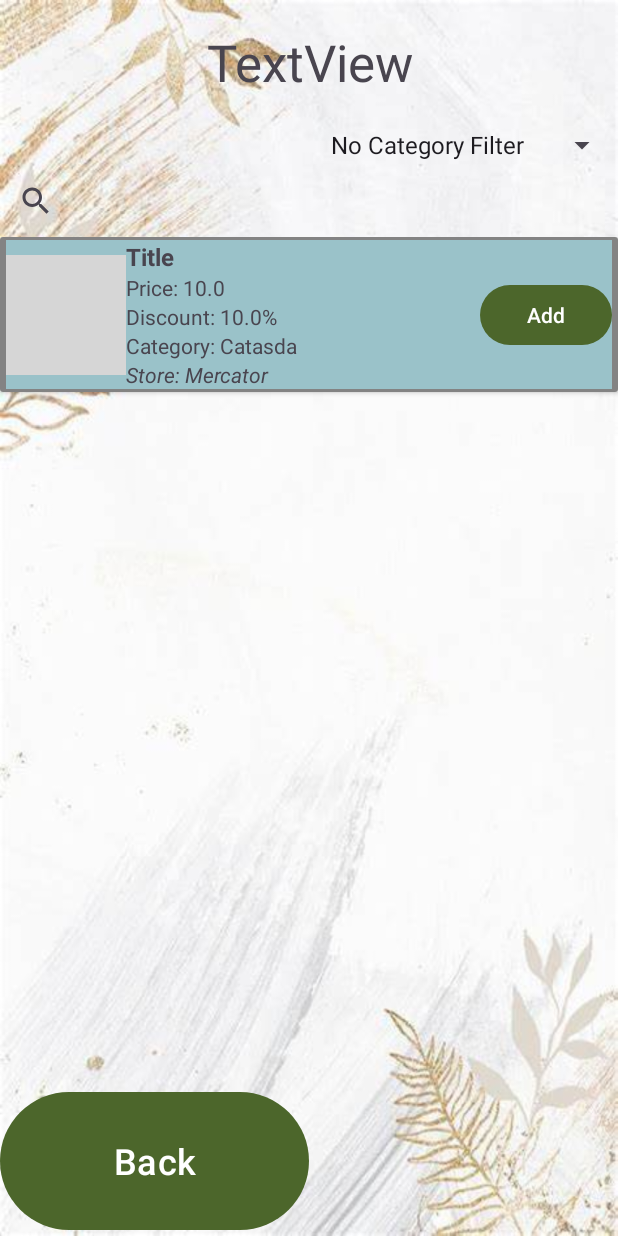
After one commit to nejc-k/GrocerEase, an Android app: the StoreItemsActivity screen opened directly, with no data from a screen before it, on a phone screen of 412 x 824 dp. The commit adds this screen. Run offline under Robolectric (Android 15) with nearby library versions, the light colour scheme and no system bars; libraries missing offline, so code that uses them is left out: org.osmdroid.util; pictures from the network do not load; 6 statements that could not run were skipped; grey boxes are pictures that could not be loaded.

Commit message:
Adding frontend request to backend with filters and some new map logic to add items from stores

```diff
--- a/app/build.gradle.kts
+++ b/app/build.gradle.kts
@@ -60,4 +60,6 @@ dependencies {
     implementation("com.google.crypto.tink:tink-android:1.7.0")
     androidTestImplementation("androidx.test.ext:junit:1.2.1")
     androidTestImplementation("androidx.test.espresso:espresso-core:3.6.1")
+    implementation("com.squareup.retrofit2:retrofit:2.9.0")
+    implementation("com.squareup.retrofit2:converter-gson:2.9.0")
 }
--- a/app/src/main/AndroidManifest.xml
+++ b/app/src/main/AndroidManifest.xml
@@ -50,6 +50,7 @@
         <activity
             android:name=".MainActivity"
             android:exported="true"/>
+        <activity android:name=".StoreItemsActivity" />
 
         <activity android:name=".LoginActivity" />
         <activity android:name=".RegisterActivity" />
--- a/app/src/main/java/com/prvavaja/grocerease/AddEditItemActivity.kt
+++ b/app/src/main/java/com/prvavaja/grocerease/AddEditItemActivity.kt
@@ -55,7 +55,7 @@ class AddEditItemActivity : AppCompatActivity() {
         setContentView(R.layout.activity_add_edit_item)
 
         app = application as MyApplication
-        myAdapter = MyAdapterLists(app)
+        myAdapter = MyAdapterLists(app,"null", "null")
         serialization = Serialization(this)
         val itemTitleTV = findViewById<TextView>(R.id.itemTitleTV)
         val itemNameET = findViewById<TextView>(R.id.itemNameET)
--- /dev/null
+++ b/app/src/main/java/com/prvavaja/grocerease/ApiService.kt
@@ -0,0 +1,17 @@
+package com.prvavaja.grocerease
+
+import okhttp3.RequestBody
+import retrofit2.Call
+import retrofit2.http.Body
+import retrofit2.http.GET
+import retrofit2.http.POST
+
+interface ApiService {
+    @GET("/api/item")  // Replace with your actual endpoint
+    fun getItems(): Call<List<BackendItem>>  // Return a BackendResponse object
+
+    @POST("/api/articles/query") // Replace with your actual endpoint
+    fun postItem(
+        @Body requestBody: RequestBody
+    ): Call<List<BackendItem>>
+}
--- /dev/null
+++ b/app/src/main/java/com/prvavaja/grocerease/BackendResponse.kt
@@ -0,0 +1,27 @@
+package com.prvavaja.grocerease
+
+import kotlinx.serialization.Serializable
+import kotlinx.serialization.SerialName
+
+data class BackendItem(
+    val _id: Id,
+    val title: String,
+    val price: Double,
+    val imageURL: String,
+    val discount: Double,
+    val category: String,
+    val store: String,
+    val added: DateInfo,
+    val updated: DateInfo,
+    val __v: Int
+)
+
+@Serializable
+data class Id(
+    @SerialName("\$oid") val oid: String
+)
+
+@Serializable
+data class DateInfo(
+    @SerialName("\$date") val date: String
+)
--- a/app/src/main/java/com/prvavaja/grocerease/MapActivity.kt
+++ b/app/src/main/java/com/prvavaja/grocerease/MapActivity.kt
@@ -141,7 +141,7 @@ class MapActivity : AppCompatActivity() {
 
     fun filterOnClick(view: View){
         if (selectedStore!="") {
-            val intent = Intent(this, SingleListActivity::class.java)
+            val intent = Intent(this, ListsActivity::class.java)
             intent.putExtra("STORE_NAME", binding.selectedStoreTV.text.toString())
             intent.putExtra("STORE", selectedStore)
             startActivity(intent)
--- /dev/null
+++ b/app/src/main/java/com/prvavaja/grocerease/StoreItemsActivity.kt
@@ -0,0 +1,161 @@
+package com.prvavaja.grocerease
+
+import android.content.Intent
+import android.os.Bundle
+import android.util.Log
+import android.view.View
+import android.view.inputmethod.InputMethodManager
+import android.widget.AdapterView
+import android.widget.ArrayAdapter
+import android.widget.Spinner
+import androidx.appcompat.widget.SearchView
+import android.widget.TextView
+import android.widget.Toast
+import androidx.appcompat.app.AppCompatActivity
+import androidx.recyclerview.widget.LinearLayoutManager
+import androidx.recyclerview.widget.RecyclerView
+import okhttp3.MediaType.Companion.toMediaType
+import okhttp3.RequestBody.Companion.toRequestBody
+import org.json.JSONObject
+import org.osmdroid.util.GeoPoint
+import retrofit2.Call
+import retrofit2.Callback
+import retrofit2.Response
+import retrofit2.Retrofit
+import retrofit2.converter.gson.GsonConverterFactory
+
+class StoreItemsActivity : AppCompatActivity() {
+    lateinit var app: MyApplication
+    private lateinit var apiService: ApiService
+    private lateinit var storeName: String
+    private lateinit var shortStoreName: String
+    private var currentSearch = ""
+    private var categoryFilter = "No Category Filter"
+    private lateinit var adapter: StoreItemsAdapter
+    private val itemList = mutableListOf<BackendItem>()
+    private val itemExample = BackendItem(_id = Id("12345"),"Title",
+        10.0,"SomeURL",10.0,"Catasda","Mercator",
+        DateInfo("10.12.2024"), DateInfo("20.10.2025"), __v = 10
+        )
+
+    override fun onCreate(savedInstanceState: Bundle?) {
+        storeName = intent.getStringExtra("STORE_NAME").toString()
+        shortStoreName = intent.getStringExtra("STORE").toString()
+        itemList.add(itemExample)
+        super.onCreate(savedInstanceState)
+        setContentView(R.layout.activity_store_items)
+        val singleListTitleTV: TextView = this.findViewById(R.id.storeListTitleTV)
+        val listToAddTo: TextView = this.findViewById(R.id.listToAddToTV)
+        val searchView: SearchView = this.findViewById(R.id.itemsSearchView)
+        singleListTitleTV.text = storeName
+        app = application as MyApplication
+        listToAddTo.text = "Current List: " + app.currentList.listName
+        // Initialize RecyclerView
+        val recyclerView: RecyclerView = findViewById(R.id.itemsStoreRecyclerView)
+        recyclerView.setHasFixedSize(true)
+        recyclerView.layoutManager = LinearLayoutManager(this)
+        adapter = StoreItemsAdapter(itemList, ::handleAddItem)
+        recyclerView.adapter = adapter
+
+        searchView.setOnQueryTextListener(object : SearchView.OnQueryTextListener {
+            override fun onQueryTextSubmit(query: String?): Boolean {
+                currentSearch = query.toString()
+                postRequest()
+                val inputMethodManager = getSystemService(INPUT_METHOD_SERVICE) as InputMethodManager
+                currentFocus?.let {
+                    inputMethodManager.hideSoftInputFromWindow(it.windowToken, 0)
+                }
+                return true
+            }
+
+            override fun onQueryTextChange(newText: String?): Boolean {
+                return true
+            }
+        })
+
+        val categorySpinner = findViewById<Spinner>(R.id.categorySpinner)
+
+// Set up an adapter for the Spinner (if not using static entries in XML)
+        val adapter = ArrayAdapter.createFromResource(
+            this,
+            R.array.categories,
+            android.R.layout.simple_spinner_item
+        )
+        adapter.setDropDownViewResource(android.R.layout.simple_spinner_dropdown_item)
+        categorySpinner.adapter = adapter
+
+        categorySpinner.onItemSelectedListener = object : AdapterView.OnItemSelectedListener {
+            override fun onItemSelected(parent: AdapterView<*>, view: View?, position: Int, id: Long) {
+                val selectedCategory = parent.getItemAtPosition(position).toString()
+                categoryFilter = selectedCategory
+                postRequest()
+            }
+            override fun onNothingSelected(parent: AdapterView<*>) {}
+        }
+
+        postRequest()
+    }
+
+    private fun postRequest(){
+        val retrofit = Retrofit.Builder()
+            .baseUrl("http://10.0.2.2:5000")
+            .addConverterFactory(GsonConverterFactory.create())  // Use Gson for parsing
+            .build()
+        apiService = retrofit.create(ApiService::class.java)
+
+
+        //now just add all the restrictions here and this is it
+        val json = JSONObject()
+        json.put("store",shortStoreName)
+
+        if(categoryFilter != "No Category Filter"){
+            json.put("category",categoryFilter)
+        }
+
+        if(currentSearch != ""){
+            json.put("title",currentSearch)
+        }
+
+        val requestBody = json.toString().toRequestBody("application/json; charset=utf-8".toMediaType())
+
+        // Fetch items
+        apiService.postItem(requestBody).enqueue(object : Callback<List<BackendItem>> {
+            override fun onResponse(call: Call<List<BackendItem>>, response: Response<List<BackendItem>>) {
+                if (response.isSuccessful) {
+                    itemList.clear()
+                    itemList.addAll(response.body() ?: emptyList())
+                    adapter.updateList(itemList)
+                }
+                else {
+                    Log.e("StoreItemsActivity", "API call failed: ${response.errorBody()?.string()}")
+                }
+            }
+
+            override fun onFailure(call: Call<List<BackendItem>>, t: Throwable) {
+                Log.e("StoreItemsActivity", "Error fetching items from API", t)
+            }
+        })
+    }
+
+    private fun filterItems(query: String?) {
+        val filteredList = itemList.filter {
+            it.title.contains(query ?: "", ignoreCase = true)
+        }
+        adapter.updateList(filteredList)
+    }
+
+    private fun handleAddItem(item: BackendItem) {
+        app.currentList.addItem(Item(item.title, item.store, "1"))
+        Toast.makeText(this, "Item added successfully", Toast.LENGTH_SHORT).show()
+    }
+
+    fun StorebackOnClick(view: View) {
+        val intent = Intent(this, ListsActivity::class.java)
+        intent.putExtra("STORE_NAME", storeName)
+        intent.putExtra("STORE", shortStoreName)
+        startActivity(intent)
+        finish()
+    }
+
+
+}
--- /dev/null
+++ b/app/src/main/java/com/prvavaja/grocerease/StoreItemsAdapter.kt
@@ -0,0 +1,57 @@
+package com.prvavaja.grocerease
+
+import android.view.LayoutInflater
+import android.view.View
+import android.view.ViewGroup
+import android.widget.Button
+import android.widget.ImageView
+import android.widget.TextView
+import androidx.recyclerview.widget.RecyclerView
+import com.bumptech.glide.Glide
+
+class StoreItemsAdapter(private var items: MutableList<BackendItem>,
+                        private val onAddButtonClick: (BackendItem) -> Unit)
+    : RecyclerView.Adapter<StoreItemsAdapter.ViewHolder>() {
+
+    class ViewHolder(itemView: View) : RecyclerView.ViewHolder(itemView) {
+        val imageView: ImageView = itemView.findViewById(R.id.itemStoreImageView)
+        val titleTextView: TextView = itemView.findViewById(R.id.itemStoreTitleTextView)
+        val priceTextView: TextView = itemView.findViewById(R.id.itemStorePriceTextView)
+        val discountTextView: TextView = itemView.findViewById(R.id.itemStoreDiscountTextView)
+        val categoryTextView: TextView = itemView.findViewById(R.id.itemStoreCategoryTextView)
+        val storeTextView: TextView = itemView.findViewById(R.id.itemStoreTextView)
+        val addItemButton: Button = itemView.findViewById(R.id.addStoreItemButton)
+    }
+
+    override fun onCreateViewHolder(parent: ViewGroup, viewType: Int): ViewHolder {
+        val view = LayoutInflater.from(parent.context)
+            .inflate(R.layout.store_item, parent, false)
+        return ViewHolder(view)
+    }
+
+    override fun onBindViewHolder(holder: ViewHolder, position: Int) {
+        val item = items[position]
+
+        // Populate the views with item data
+        holder.titleTextView.text = item.title
+        holder.priceTextView.text = "Price: ${item.price}"
+        holder.discountTextView.text = "Discount: ${item.discount}%"
+        holder.categoryTextView.text = "Category: ${item.category}"
+        holder.storeTextView.text = "Store: ${item.store}"
+
+        // Load the image using Glide
+        Glide.with(holder.itemView.context)
+            .load(item.imageURL)
+            .into(holder.imageView)
+        holder.addItemButton.setOnClickListener {
+            onAddButtonClick(item)
+        }
+    }
+
+    override fun getItemCount(): Int = items.size
+
+    fun updateList(newList: List<BackendItem>) {
+        items = newList.toMutableList()
+        notifyDataSetChanged()
+    }
+}
--- /dev/null
+++ b/app/src/main/res/layout/activity_store_items.xml
@@ -0,0 +1,99 @@
+<?xml version="1.0" encoding="utf-8"?>
+<androidx.constraintlayout.widget.ConstraintLayout xmlns:android="http://schemas.android.com/apk/res/android"
+    xmlns:app="http://schemas.android.com/apk/res-auto"
+    xmlns:tools="http://schemas.android.com/tools"
+    android:id="@+id/main"
+    android:layout_width="match_parent"
+    android:layout_height="match_parent"
+    android:background="?android:windowBackground"
+    tools:context=".StoreItemsActivity">
+
+    <!-- Title at the top -->
+    <TextView
+        android:id="@+id/storeListTitleTV"
+        android:layout_width="0dp"
+        android:layout_height="wrap_content"
+        android:text="TextView"
+        android:textAlignment="center"
+        android:textSize="34sp"
+        app:layout_constraintTop_toTopOf="parent"
+        app:layout_constraintStart_toStartOf="parent"
+        app:layout_constraintEnd_toEndOf="parent"
+        app:layout_constraintBottom_toTopOf="@+id/guidelineTopDivider" />
+
+    <!-- Guideline to divide title from other views -->
+    <androidx.constraintlayout.widget.Guideline
+        android:id="@+id/guidelineTopDivider"
+        android:layout_width="wrap_content"
+        android:layout_height="wrap_content"
+        android:orientation="horizontal"
+        app:layout_constraintGuide_percent="0.1" />
+
+    <!-- List to Add To on the left -->
+    <TextView
+        android:id="@+id/listToAddToTV"
+        android:layout_width="0dp"
+        android:layout_height="wrap_content"
+        android:textAlignment="center"
+        android:textSize="20sp"
+        app:layout_constraintTop_toBottomOf="@+id/guidelineTopDivider"
+        app:layout_constraintBottom_toTopOf="@+id/itemsSearchView"
+        app:layout_constraintStart_toStartOf="parent"
+        app:layout_constraintEnd_toStartOf="@+id/categorySpinner" />
+
+    <!-- Category Spinner on the right -->
+    <Spinner
+        android:id="@+id/categorySpinner"
+        android:layout_width="0dp"
+        android:layout_height="wrap_content"
+        android:entries="@array/category_array"
+        android:textAlignment="center"
+        app:layout_constraintTop_toBottomOf="@+id/guidelineTopDivider"
+        app:layout_constraintBottom_toTopOf="@+id/itemsSearchView"
+        app:layout_constraintStart_toEndOf="@+id/listToAddToTV"
+        app:layout_constraintEnd_toEndOf="parent" />
+
+    <!-- SearchView below the List/Spinner -->
+    <androidx.appcompat.widget.SearchView
+        android:id="@+id/itemsSearchView"
+        android:layout_width="0dp"
+        android:layout_height="wrap_content"
+        android:queryHint="Search items..."
+        app:layout_constraintTop_toBottomOf="@+id/listToAddToTV"
+        app:layout_constraintEnd_toEndOf="parent"
+        app:layout_constraintStart_toStartOf="parent"
+        app:layout_constraintBottom_toTopOf="@+id/itemsStoreRecyclerView" />
+
+    <!-- RecyclerView below SearchView -->
+    <androidx.recyclerview.widget.RecyclerView
+        android:id="@+id/itemsStoreRecyclerView"
+        android:layout_width="0dp"
+        android:layout_height="0dp"
+        app:layout_constraintTop_toBottomOf="@+id/itemsSearchView"
+        app:layout_constraintBottom_toTopOf="@+id/btnAdd"
+        app:layout_constraintEnd_toEndOf="parent"
+        app:layout_constraintStart_toStartOf="parent" />
+
+    <!-- Button at the bottom -->
+    <Button
+        android:id="@+id/btnAdd"
+        android:layout_width="0dp"
+        android:layout_height="100dp"
+        android:gravity="center"
+        android:onClick="StorebackOnClick"
+        android:text="Back"
+        android:textSize="24sp"
+        app:layout_constraintBottom_toBottomOf="parent"
+        app:layout_constraintHorizontal_bias="0.5"
+        app:layout_constraintWidth_percent="0.5"
+        app:layout_constraintStart_toStartOf="parent"
+        app:layout_constraintVertical_bias="0.0" />
+
+    <!-- Guideline for Button alignment -->
+    <androidx.constraintlayout.widget.Guideline
+        android:layout_width="wrap_content"
+        android:layout_height="wrap_content"
+        android:orientation="vertical"
+        app:layout_constraintGuide_percent="0.5" />
+
+</androidx.constraintlayout.widget.ConstraintLayout>
--- /dev/null
+++ b/app/src/main/res/layout/store_item.xml
@@ -0,0 +1,113 @@
+<?xml version="1.0" encoding="utf-8"?>
+    <androidx.cardview.widget.CardView xmlns:android="http://schemas.android.com/apk/res/android"
+        xmlns:app="http://schemas.android.com/apk/res-auto"
+        xmlns:tools="http://schemas.android.com/tools"
+        android:layout_width="match_parent"
+        android:layout_height="wrap_content">
+
+        <FrameLayout
+            android:layout_width="match_parent"
+            android:layout_height="match_parent"
+            android:background="#838383">
+
+        </FrameLayout>
+
+        <androidx.constraintlayout.widget.ConstraintLayout
+            android:layout_width="match_parent"
+            android:layout_height="match_parent"
+            android:layout_marginLeft="4dp"
+            android:layout_marginTop="2dp"
+            android:layout_marginRight="4dp"
+            android:layout_marginBottom="2dp"
+            android:background="#ADA6E0EB">
+
+            <ImageView
+                android:id="@+id/itemStoreImageView"
+                android:layout_width="80dp"
+                android:layout_height="80dp"
+                android:scaleType="centerCrop"
+                app:layout_constraintEnd_toStartOf="@+id/itemStoreTitleTextView"
+                app:layout_constraintTop_toTopOf="parent"
+                app:layout_constraintBottom_toBottomOf="parent" />
+
+            <androidx.constraintlayout.widget.Guideline
+                android:id="@+id/guideline16"
+                android:layout_width="wrap_content"
+                android:layout_height="wrap_content"
+                android:orientation="horizontal"
+                app:layout_constraintGuide_percent="0.50" />
+
+
+            <androidx.constraintlayout.widget.Guideline
+                android:id="@+id/guideline12"
+                android:layout_width="0dp"
+                android:layout_height="wrap_content"
+                android:orientation="vertical"
+                app:layout_constraintGuide_percent="0.18248175" />
+
+
+            <TextView
+                android:id="@+id/itemStoreTitleTextView"
+                android:layout_width="wrap_content"
+                android:layout_height="wrap_content"
+                android:text="Item Title"
+                android:textSize="16sp"
+                android:textStyle="bold"
+                app:layout_constraintStart_toEndOf="@+id/itemStoreImageView"
+                app:layout_constraintTop_toTopOf="parent" />
+
+            <TextView
+                android:id="@+id/itemStorePriceTextView"
+                android:layout_width="0dp"
+                android:layout_height="wrap_content"
+                android:text="Price: $0.00"
+                android:textSize="14sp"
+                app:layout_constraintStart_toStartOf="@+id/itemStoreTitleTextView"
+                app:layout_constraintTop_toBottomOf="@+id/itemStoreTitleTextView" />
+
+            <TextView
+                android:id="@+id/itemStoreDiscountTextView"
+                android:layout_width="0dp"
+                android:layout_height="wrap_content"
+                android:text="Discount: 0%"
+                android:textSize="14sp"
+                app:layout_constraintStart_toStartOf="@+id/itemStoreTitleTextView"
+                app:layout_constraintTop_toBottomOf="@+id/itemStorePriceTextView" />
+
+            <TextView
+                android:id="@+id/itemStoreCategoryTextView"
+                android:layout_width="0dp"
+                android:layout_height="wrap_content"
+                android:text="Category: Unknown"
+                android:textSize="14sp"
+                app:layout_constraintStart_toStartOf="@+id/itemStoreTitleTextView"
+                app:layout_constraintTop_toBottomOf="@+id/itemStoreDiscountTextView" />
+
+            <TextView
+                android:id="@+id/itemStoreTextView"
+                android:layout_width="0dp"
+                android:layout_height="wrap_content"
+                android:text="Store: Unknown"
+                android:textSize="14sp"
+                android:textStyle="italic"
+                app:layout_constraintStart_toStartOf="@+id/itemStoreTitleTextView"
+                app:layout_constraintTop_toBottomOf="@+id/itemStoreCategoryTextView" />
+
+            <androidx.constraintlayout.widget.Guideline
+                android:id="@+id/guideline15"
+                android:layout_width="wrap_content"
+                android:layout_height="wrap_content"
+                android:orientation="vertical"
+                app:layout_constraintGuide_percent="0.59" />
+            <Button
+                android:id="@+id/addStoreItemButton"
+                android:layout_width="wrap_content"
+                android:layout_height="wrap_content"
+                android:text="Add"
+                app:layout_constraintEnd_toEndOf="parent"
+                app:layout_constraintTop_toTopOf="parent"
+                app:layout_constraintBottom_toBottomOf="parent" />
+
+        </androidx.constraintlayout.widget.ConstraintLayout>
+
+    </androidx.cardview.widget.CardView>
--- a/app/src/main/res/values/strings.xml
+++ b/app/src/main/res/values/strings.xml
@@ -10,4 +10,17 @@
         <item>Hofer</item>
         <item>Spar</item>
     </string-array>
+    <string-array name="categories">
+        <item>No Category Filter</item>
+        <item>breadAndPastry</item>
+        <item>meatAndFish</item>
+        <item>fruitAndVegetables</item>
+        <item>drinks</item>
+        <item>frozen</item>
+        <item>snacks</item>
+        <item>dairy</item>
+        <item>pets</item>
+        <item>pantry</item>
+        <item>misc</item>
+    </string-array>
 </resources>
--- a/app/src/main/res/xml/network_security_config.xml
+++ b/app/src/main/res/xml/network_security_config.xml
@@ -2,5 +2,6 @@
 <network-security-config>
     <domain-config cleartextTrafficPermitted="true">
         <domain includeSubdomains="true">204.216.219.141</domain>
+        <domain includeSubdomains="true">10.0.2.2</domain>
     </domain-config>
 </network-security-config>
```
Also changed, not shown: app/src/main/java/com/prvavaja/grocerease/ListsActivity.kt (+22 -4 lines), app/src/main/java/com/prvavaja/grocerease/MyAdapterLists.kt (+7 -2 lines), app/src/main/java/com/prvavaja/grocerease/SingleListActivity.kt (+11 -24 lines), app/src/main/res/layout/activity_list_to_add_to.xml (added, +59 -0 lines), 3 other files.
